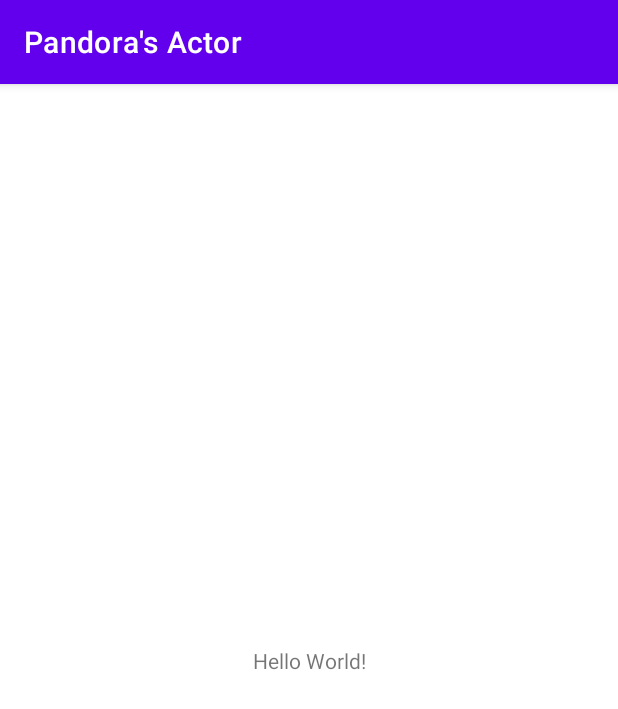
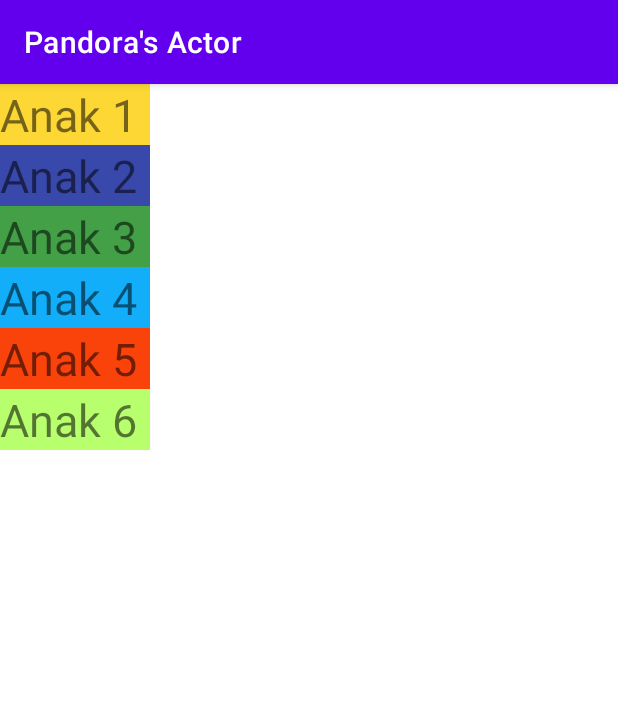
Before and after one commit to LordEnn/PandorasActor, an Android app: the screen it shows after launch (MainActivity), on a phone screen of 412 x 824 dp. Shown: the top 709 px of the screen. Run offline under Robolectric (Android 15) with nearby library versions, the phone set to English and light mode, and no system bars.

Commit message:
Update Layout Main

```diff
--- a/app/src/main/res/layout/activity_main.xml
+++ b/app/src/main/res/layout/activity_main.xml
@@ -1,18 +1,62 @@
 <?xml version="1.0" encoding="utf-8"?>
-<androidx.constraintlayout.widget.ConstraintLayout xmlns:android="http://schemas.android.com/apk/res/android"
+<LinearLayout
+    xmlns:android="http://schemas.android.com/apk/res/android"
     xmlns:app="http://schemas.android.com/apk/res-auto"
     xmlns:tools="http://schemas.android.com/tools"
     android:layout_width="match_parent"
     android:layout_height="match_parent"
+    android:orientation="vertical"
     tools:context=".MainActivity">
 
     <TextView
+        android:layout_width="100dp"
+        android:layout_height="wrap_content"
+        android:background="#FDD835"
+        android:text="Anak 1"
+        android:textSize="30sp" />
+
+    <TextView
+        android:layout_width="100dp"
+        android:layout_height="wrap_content"
+        android:background="#3949AB"
+        android:text="Anak 2"
+        android:textSize="30sp" />
+
+
+    <TextView
+        android:layout_width="100dp"
+        android:layout_height="wrap_content"
+        android:background="#43A047"
+        android:text="Anak 3"
+        android:textSize="30sp" />
+
+
+
+    <LinearLayout
         android:layout_width="wrap_content"
         android:layout_height="wrap_content"
-        android:text="Hello World!"
-        app:layout_constraintBottom_toBottomOf="parent"
-        app:layout_constraintLeft_toLeftOf="parent"
-        app:layout_constraintRight_toRightOf="parent"
-        app:layout_constraintTop_toTopOf="parent" />
+        android:orientation="horizontal"/>
 
-</androidx.constraintlayout.widget.ConstraintLayout>
+    <TextView
+        android:layout_width="100dp"
+        android:layout_height="wrap_content"
+        android:background="#12AEFA"
+        android:text="Anak 4"
+        android:textSize="30sp"/>
+
+    <TextView
+        android:layout_width="100dp"
+        android:layout_height="wrap_content"
+        android:background="#FA430A"
+        android:text="Anak 5"
+        android:textSize="30sp"/>
+
+    <TextView
+        android:layout_width="100dp"
+        android:layout_height="wrap_content"
+        android:background="#B8FF6E"
+        android:text="Anak 6"
+        android:textSize="30sp"/>
+
+
+</LinearLayout>
```
